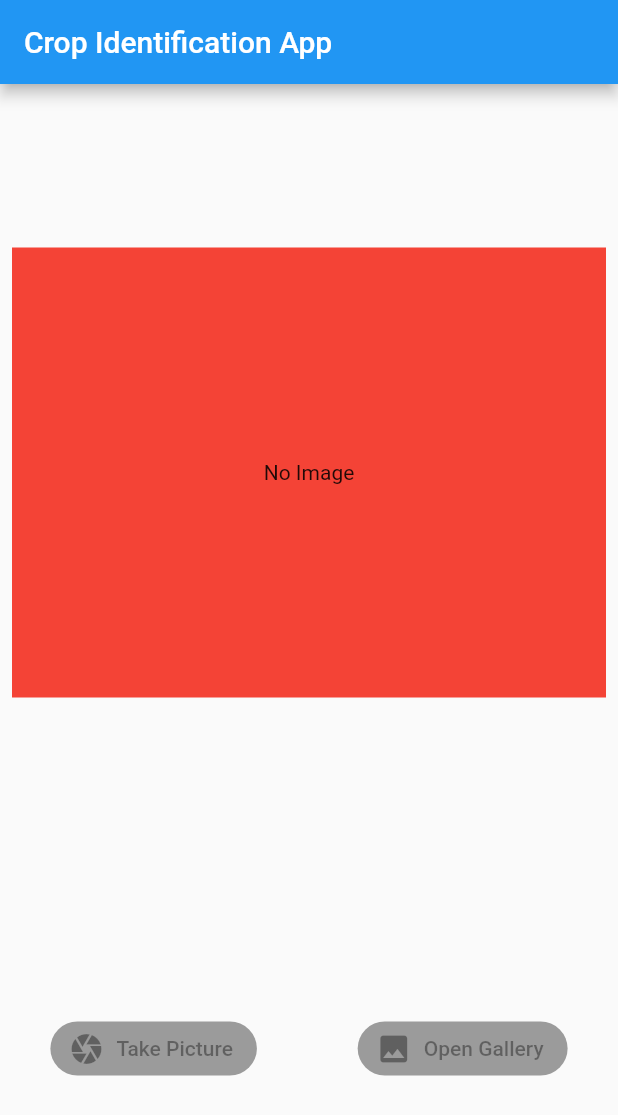
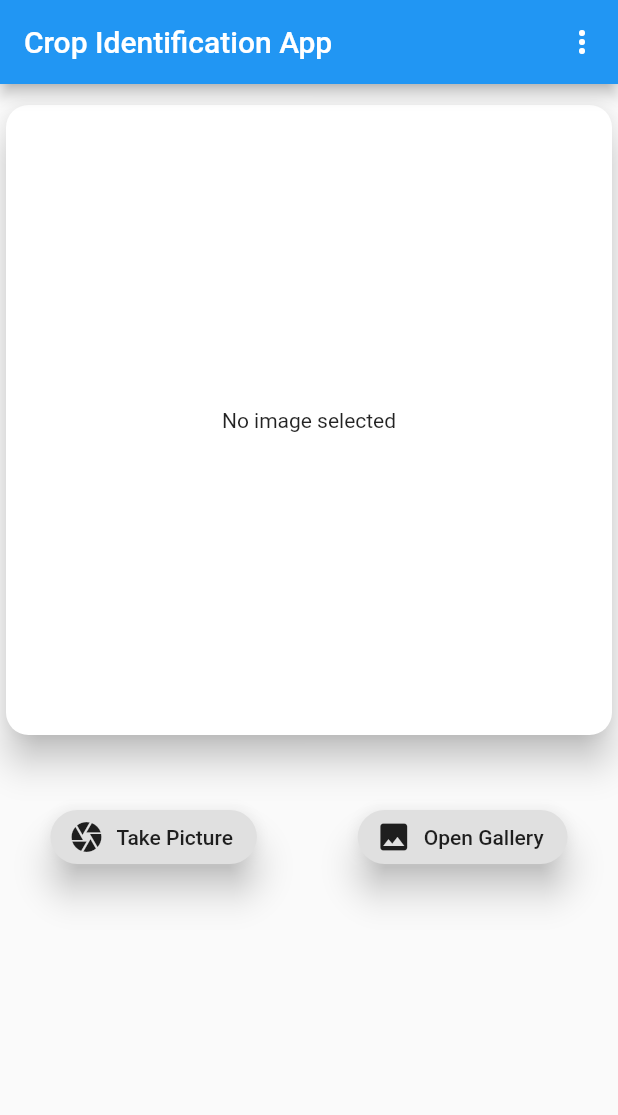
Before and after one commit to Mayur1009/CropIdentification, a Flutter app: the screen it shows after launch, on a phone screen of 412 x 824 dp. Shown: the top 1115 px of the screen. Run offline on Flutter 3.47's test engine with Material 2 defaults, Android fonts, the phone set to English and light mode, and no system bars; our stand-ins replace image_picker, location; missing offline and left inert: geocoder.

Commit message:
Some progress....can select image and get location.

```diff
--- a/lib/main.dart
+++ b/lib/main.dart
@@ -1,6 +1,8 @@
 import 'package:flutter/material.dart';
+import 'package:provider/provider.dart';
 
 import './screens/home_page.dart';
+import './providers/image_object.dart';
 
 void main() => runApp(MyApp());
 
@@ -8,7 +10,9 @@ class MyApp extends StatelessWidget {
   // This widget is the root of your application.
   @override
   Widget build(BuildContext context) {
-    return MaterialApp(
+    return ChangeNotifierProvider(
+      create: (ctx) => ImageObject(),
+      child: MaterialApp(
         title: 'Flutter Demo',
         theme: ThemeData(
           // This is the theme of your application.
@@ -23,10 +27,10 @@ class MyApp extends StatelessWidget {
           primarySwatch: Colors.blue,
         ),
         home: MyHomePage(),
+      ),
     );
   }
 }
 
-// TODO: Make a page to display result and information about the crop.
 // TODO: Make the ImageWidget tapable and open a image viewer on tapped.
 // TODO: **Not so imp** Try to implement gallery as a tab in homepage.
--- a/lib/providers/image_object.dart
+++ b/lib/providers/image_object.dart
@@ -1,15 +1,36 @@
 import 'dart:io';
+import 'package:flutter/foundation.dart';
+import 'package:geocoder/geocoder.dart';
 
-class ImageObject {
-  final File image;
-  final String latitude;
-  final String longitude;
-  final String timestamp;
+class ImageObject with ChangeNotifier {
+  File _image;
+  double _latitude;
+  double _longitude;
+  DateTime _timeStamp;
+  String _address;
 
-  ImageObject({
-    this.image,
-    this.latitude,
-    this.longitude,
-    this.timestamp,
-  });
+  File get image {
+    return _image != null ? _image : null;
+  }
+
+  double get latitude {
+    return _latitude != null ? _latitude : null;
+  }
+
+  double get longitude {
+    return _longitude != null ? _longitude : null;
+  }
+  String get address {
+    return _address != null ? _address : null;
+  }
+
+
+  void setObject(File image, double lat, double long, String add) {
+    _image = image;
+    _latitude = lat;
+    _longitude = long;
+    _address = add;
+    _timeStamp = DateTime.now();
+    notifyListeners();
+  }
 }
--- a/lib/screens/home_page.dart
+++ b/lib/screens/home_page.dart
@@ -1,19 +1,84 @@
+import 'dart:io';
+
 import 'package:flutter/material.dart';
+import 'package:image_picker/image_picker.dart';
+import 'package:provider/provider.dart';
+import 'package:location/location.dart';
+import 'package:geocoder/geocoder.dart';
 
 import '../widgets/image_widget.dart';
+import '../providers/image_object.dart';
 
 class MyHomePage extends StatelessWidget {
+  Future<void> _getImageAndLocation(src, Function setObject) async {
+    Location location = new Location();
+    bool _serviceEnabled;
+    PermissionStatus _permissionGranted;
+
+    _serviceEnabled = await location.serviceEnabled();
+    if (!_serviceEnabled) {
+      _serviceEnabled = await location.requestService();
+      if (!_serviceEnabled) {
+        return;
+      }
+    }
+    _permissionGranted = await location.hasPermission();
+    if (_permissionGranted == PermissionStatus.DENIED) {
+      _permissionGranted = await location.requestPermission();
+      if (_permissionGranted != PermissionStatus.GRANTED) {
+        return;
+      }
+    }
+    LocationData _locationData = await location.getLocation();
+    final _imageFile = await ImagePicker.pickImage(
+      source: src,
+    );
+
+    final coord =
+        new Coordinates(_locationData.latitude, _locationData.longitude);
+    final _address = await Geocoder.local.findAddressesFromCoordinates(coord);
+    var _first = _address.first;
+    print(
+        '\n\n\n' + '${_first.featureName} : ${_first.addressLine}' + '\n\n\n');
+
+    setObject(_imageFile, _locationData.latitude, _locationData.longitude,
+        _first.addressLine);
+  }
+
   @override
   Widget build(BuildContext context) {
+    final imageObject = Provider.of<ImageObject>(context, listen: false);
+    String address;
+
     return Scaffold(
       appBar: AppBar(
         title: Text('Crop Identification App'),
+        actions: <Widget>[
+          PopupMenuButton(
+            itemBuilder: (_) => [
+              PopupMenuItem(child: Text('Change theme'),
+                value: 'theme',
+              )
+            ],
+            icon: Icon(Icons.more_vert),
+            onSelected: (selectedValue){
+
+            },
           ),
-      body: Column(
+        ],
+      ),
+      body: SingleChildScrollView(
+        child: Column(
           mainAxisAlignment: MainAxisAlignment.spaceAround,
           crossAxisAlignment: CrossAxisAlignment.stretch,
           children: <Widget>[
-          ImageWidget(),
+            SizedBox(
+              height: 10,
+            ),
+            ImageWidget(address),
+            SizedBox(
+              height: 40,
+            ),
             Row(
               mainAxisAlignment: MainAxisAlignment.spaceAround,
               children: <Widget>[
@@ -22,7 +87,10 @@ class MyHomePage extends StatelessWidget {
                     borderRadius: BorderRadius.all(Radius.circular(30)),
                   ),
                   elevation: 10,
-                onPressed: null,
+                  onPressed: () {
+                    _getImageAndLocation(
+                        ImageSource.camera, imageObject.setObject);
+                  },
                   icon: Icon(Icons.camera),
                   label: Text('Take Picture'),
                 ),
@@ -31,7 +99,10 @@ class MyHomePage extends StatelessWidget {
                     borderRadius: BorderRadius.all(Radius.circular(30)),
                   ),
                   elevation: 10,
-                onPressed: null,
+                  onPressed: () {
+                    _getImageAndLocation(
+                        ImageSource.gallery, imageObject.setObject);
+                  },
                   icon: Icon(Icons.photo),
                   label: Text('Open Gallery'),
                 ),
@@ -39,6 +110,7 @@ class MyHomePage extends StatelessWidget {
             ),
           ],
         ),
+      ),
     );
   }
 }
--- a/lib/widgets/image_widget.dart
+++ b/lib/widgets/image_widget.dart
@@ -1,18 +1,96 @@
 import 'package:flutter/material.dart';
+import 'package:provider/provider.dart';
+import 'package:geocoder/geocoder.dart';
 
+import '../providers/image_object.dart';
 
 class ImageWidget extends StatelessWidget {
+  final String address;
+
+  ImageWidget(this.address);
+
   @override
   Widget build(BuildContext context) {
-    return Container(
-      margin: EdgeInsets.all(8),
-      color: Colors.red,
-      width: 300,
-      height: 300,
-      padding: EdgeInsets.all(8),
-      child: Center(
-        child: Text('No Image'),
+    final imageObject = Provider.of<ImageObject>(context);
+
+    return Card(
+      elevation: 10,
+      shape: RoundedRectangleBorder(
+        borderRadius: BorderRadius.circular(15),
       ),
+      child: imageObject.image == null
+          ? GestureDetector(
+              onTap: () {
+                Scaffold.of(context).showSnackBar(
+                  SnackBar(
+                    content: Text('Please Select image.'),
+                    duration: Duration(seconds: 3),
+                    action: SnackBarAction(
+                      label: 'Okay',
+                      onPressed: () => Scaffold.of(context).hideCurrentSnackBar(),
+                    ),
+                  ),
+                );
+              },
+              child: Container(
+                height: 400,
+                width: 300,
+                margin: const EdgeInsets.all(10),
+                child: Center(
+                  child: Text('No image selected'),
+                ),
+              ),
+            )
+          : Column(
+              children: <Widget>[
+                GestureDetector(
+                  onLongPress: () {},
+                  child: ClipRRect(
+                    borderRadius: BorderRadius.only(
+                      topRight: Radius.circular(15),
+                      topLeft: Radius.circular(15),
+                    ),
+                    child: Container(
+                      height: 400,
+                      width: double.infinity,
+                      child: Image.file(
+                        imageObject.image,
+                        fit: BoxFit.cover,
+                      ),
+                    ),
+                  ),
+                ),
+                ClipRRect(
+                  borderRadius: BorderRadius.only(
+                    bottomRight: Radius.circular(15),
+                    bottomLeft: Radius.circular(15),
+                  ),
+                  child: Container(
+                    color: Colors.blue[300],
+                    padding: EdgeInsets.all(10),
+                    width: double.infinity,
+                    height: 50,
+                    child: Row(
+                      mainAxisAlignment: MainAxisAlignment.center,
+                      children: <Widget>[
+                        Icon(
+                          Icons.location_on,
+                        ),
+                        Flexible(
+                          child: FittedBox(
+                            child: Text(
+                              '${imageObject.address}',
+                              softWrap: true,
+                              textAlign: TextAlign.center,
+                            ),
+                          ),
+                        )
+                      ],
+                    ),
+                  ),
+                ),
+              ],
+            ),
     );
   }
 }
--- a/pubspec.yaml
+++ b/pubspec.yaml
@@ -23,6 +23,10 @@ dependencies:
   # The following adds the Cupertino Icons font to your application.
   # Use with the CupertinoIcons class for iOS style icons.
   cupertino_icons: ^0.1.2
+  image_picker: ^0.6.3+4
+  location: ^2.5.4
+  provider:
+  geocoder:
 
 dev_dependencies:
   flutter_test:
```
Also changed, not shown: pubspec.lock. Lines whose indentation alone changed are shown as unchanged.
